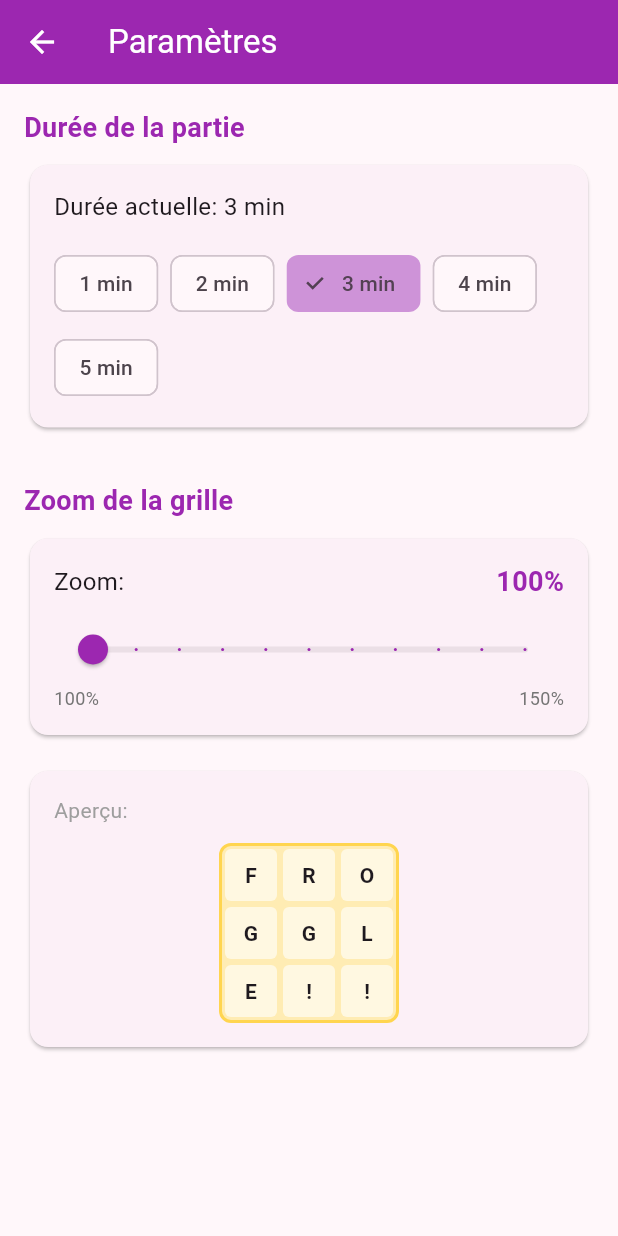
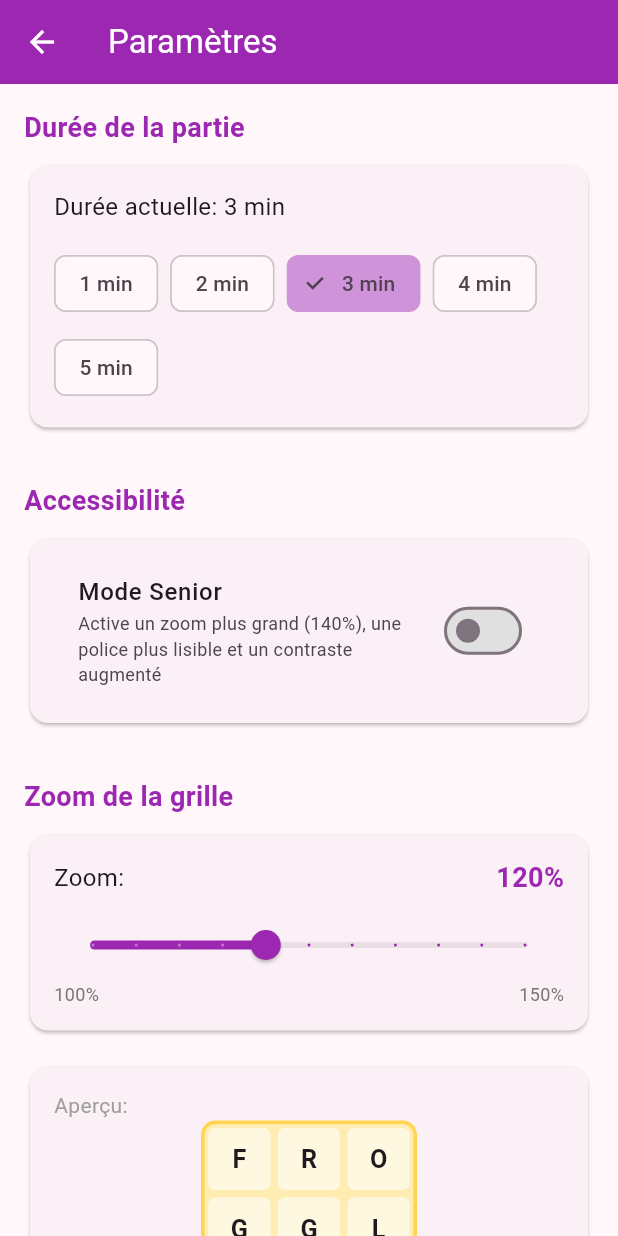
Before and after one commit to jojo8356/Boggle, a Flutter app: the screen it shows after launch, after a tap on the "settings" icon, on a phone screen of 412 x 824 dp. Run offline on Flutter 3.47's test engine with Material 3 defaults, Android fonts, the phone set to English and light mode, and no system bars; our stand-ins replace flutter_bluetooth_serial, shared_preferences, sqflite; missing offline and left inert: flutter_p2p_connection; accounts and stored records are empty.

Commit message:
feat(accessibility): améliorer le zoom pour les seniors
- Zoom par défaut augmenté de 1.0 à 1.2 (120%)
- Ajout du Mode Senior (zoom 1.4, contraste augmenté)
- Bouton de zoom rapide sur l'écran de jeu (FAB)
- Méthode getRecommendedZoom selon taille d'écran

Résout l'Issue #1 - Accessibilité visuelle pour Mme Pavochko

Co-Authored-By: Claude Opus 4.5 <noreply@anthropic.com>

```diff
--- a/lib/screens/settings_screen.dart
+++ b/lib/screens/settings_screen.dart
@@ -25,6 +25,13 @@ class SettingsScreen extends StatelessWidget {
 
               const SizedBox(height: 32),
 
+              // Section Accessibilité
+              _buildSectionHeader('Accessibilité'),
+              const SizedBox(height: 8),
+              _buildSeniorModeToggle(context, settings),
+
+              const SizedBox(height: 32),
+
               // Section Zoom
               _buildSectionHeader('Zoom de la grille'),
               const SizedBox(height: 8),
@@ -46,6 +53,52 @@ class SettingsScreen extends StatelessWidget {
         fontSize: 18,
         fontWeight: FontWeight.bold,
         color: Colors.purple,
+      ),
+    );
+  }
+
+  Widget _buildSeniorModeToggle(BuildContext context, SettingsService settings) {
+    return Card(
+      child: Padding(
+        padding: const EdgeInsets.all(16),
+        child: Column(
+          crossAxisAlignment: CrossAxisAlignment.start,
+          children: [
+            SwitchListTile(
+              title: const Text(
+                'Mode Senior',
+                style: TextStyle(fontSize: 16, fontWeight: FontWeight.w500),
+              ),
+              subtitle: const Text(
+                'Active un zoom plus grand (140%), une police plus lisible et un contraste augmenté',
+                style: TextStyle(fontSize: 12),
+              ),
+              value: settings.seniorMode,
+              activeTrackColor: Colors.purple[200],
+              inactiveTrackColor: Colors.grey[300],
+              onChanged: (value) {
+                settings.setSeniorMode(value);
+              },
+            ),
+            if (settings.seniorMode)
+              Padding(
+                padding: const EdgeInsets.only(top: 8, left: 16),
+                child: Row(
+                  children: [
+                    Icon(Icons.check_circle, color: Colors.green[600], size: 20),
+                    const SizedBox(width: 8),
+                    Text(
+                      'Zoom automatique: ${settings.formatZoom(SettingsService.seniorModeZoom)}',
+                      style: TextStyle(
+                        color: Colors.green[700],
+                        fontWeight: FontWeight.w500,
+                      ),
+                    ),
+                  ],
+                ),
+              ),
+          ],
+        ),
       ),
     );
   }
--- a/lib/services/settings_service.dart
+++ b/lib/services/settings_service.dart
@@ -4,18 +4,22 @@ import 'package:shared_preferences/shared_preferences.dart';
 class SettingsService extends ChangeNotifier {
   static const String _keyGameDuration = 'game_duration';
   static const String _keyGridZoom = 'grid_zoom';
+  static const String _keySeniorMode = 'senior_mode';
 
   // Valeurs par défaut
   static const int defaultGameDuration = 180; // 3 minutes
-  static const double defaultGridZoom = 1.0; // 100%
+  static const double defaultGridZoom = 1.2; // 120% - Plus grand par défaut pour les seniors
   static const double minZoom = 1.0; // 100%
   static const double maxZoom = 1.5; // 150%
+  static const double seniorModeZoom = 1.4; // 140% - Zoom mode senior
 
   int _gameDuration = defaultGameDuration;
   double _gridZoom = defaultGridZoom;
+  bool _seniorMode = false;
 
   int get gameDuration => _gameDuration;
-  double get gridZoom => _gridZoom;
+  double get gridZoom => _seniorMode ? seniorModeZoom : _gridZoom;
+  bool get seniorMode => _seniorMode;
 
   // Options de durée disponibles (en secondes)
   static const List<int> durationOptions = [60, 120, 180, 240, 300]; // 1, 2, 3, 4, 5 minutes
@@ -24,7 +28,22 @@ class SettingsService extends ChangeNotifier {
     final prefs = await SharedPreferences.getInstance();
     _gameDuration = prefs.getInt(_keyGameDuration) ?? defaultGameDuration;
     _gridZoom = prefs.getDouble(_keyGridZoom) ?? defaultGridZoom;
+    _seniorMode = prefs.getBool(_keySeniorMode) ?? false;
     notifyListeners();
+  }
+
+  Future<void> setSeniorMode(bool enabled) async {
+    _seniorMode = enabled;
+    final prefs = await SharedPreferences.getInstance();
+    await prefs.setBool(_keySeniorMode, enabled);
+    notifyListeners();
+  }
+
+  /// Retourne le zoom recommandé selon la taille de l'écran
+  static double getRecommendedZoom(double screenWidth) {
+    if (screenWidth < 400) return 1.3; // Petits téléphones
+    if (screenWidth < 600) return 1.2; // Téléphones normaux
+    return 1.1; // Tablettes
   }
 
   Future<void> setGameDuration(int seconds) async {
```
Also changed, not shown: lib/screens/game_screen.dart (+114 -190 lines).
